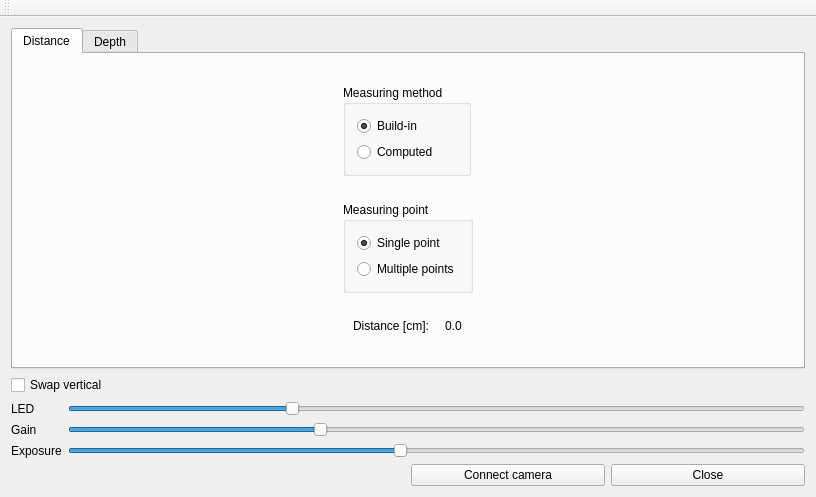
Old version of the form mainwindow.ui in the repository mlykotom/camera-distance.
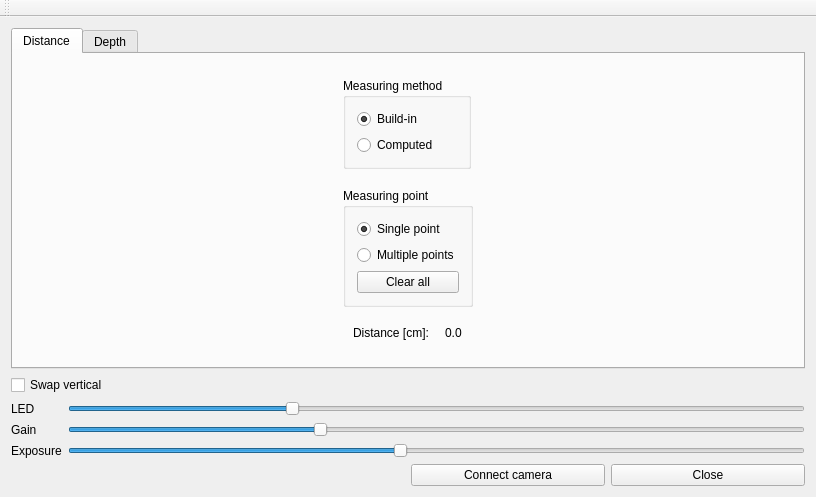
New version of the form.

Commit message: clear points

```diff
--- a/mainwindow.ui
+++ b/mainwindow.ui
@@ -198,6 +198,13 @@
              </property>
             </widget>
            </item>
+           <item>
+            <widget class="QPushButton" name="clearPoints">
+             <property name="text">
+              <string>Clear all</string>
+             </property>
+            </widget>
+           </item>
           </layout>
          </widget>
         </item>
```
The commit also changes 3 other files.
